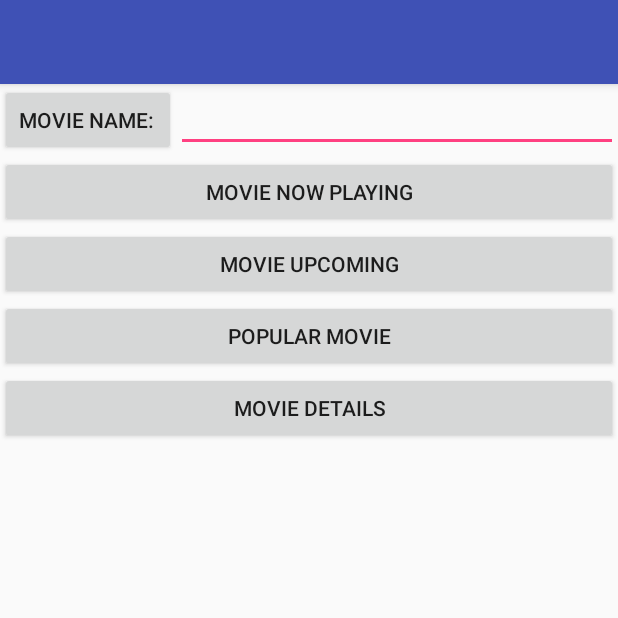
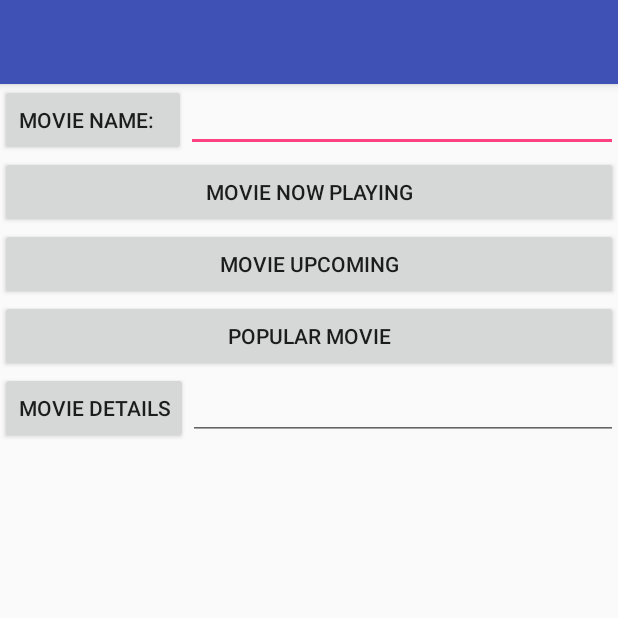
Before and after one commit to ginquelM-G/ISEL, an Android app: the screen it shows after launch (MainActivity), on a phone screen of 412 x 824 dp, the top half of it. Run offline under Robolectric (Android 15) with nearby library versions, the phone set to English and light mode, and no system bars; our stand-ins replace Volley.

Commit message:
Removed(a little) the redundancy

```diff
--- a/TMDb/app/src/main/AndroidManifest.xml
+++ b/TMDb/app/src/main/AndroidManifest.xml
@@ -21,6 +21,7 @@
         </activity>
 
         <activity android:name=".view.ResultsActivity"></activity>
+        <activity android:name=".view.ResultsOfMovieDetails"></activity>
     </application>
 
 </manifest>
--- a/TMDb/app/src/main/java/pt/isel/pdm/tmdb/domain/entities/MovieSearchItem.kt
+++ b/TMDb/app/src/main/java/pt/isel/pdm/tmdb/domain/entities/MovieSearchItem.kt
@@ -3,7 +3,7 @@ package pt.isel.pdm.tmdb.domain.entities
 /**
  * Created by User01 on 22/10/2017.
  */
-class MovieSearchItem(val id: Int, val title: String) {
+class MovieSearchItem(val id: Int, val title: String, val release_date: String) {
 
 
 /**
--- a/TMDb/app/src/main/java/pt/isel/pdm/tmdb/view/MainActivity.kt
+++ b/TMDb/app/src/main/java/pt/isel/pdm/tmdb/view/MainActivity.kt
@@ -29,31 +29,34 @@ class MainActivity : AppCompatActivity() {
     private val dbCLient = TheMovieDbClient()
     private var movieName1: String? = null
     private var edTxt_nomeDoFilme: EditText? = null
+    private var edTxt_idDoFilme: EditText? = null
 
     override fun onCreate(savedInstanceState: Bundle?) {
         super.onCreate(savedInstanceState)
         setContentView(R.layout.activity_main_1)
 
         edTxt_nomeDoFilme = findViewById(R.id.nomeDoFilme) as EditText
-        var bt_searchMovieByName = findViewById(R.id.bt_searchMovieByName) as Button
-        var bt_movieNowPlaying = findViewById(R.id.bt_movieNowPlaying) as Button
-        var bt_movieUpcoming = findViewById(R.id.bt_movieUpcoming) as Button
-        var bt_moviePopular = findViewById(R.id.bt_moviePopular) as Button
+        edTxt_idDoFilme = findViewById(R.id.idDoFilme) as EditText
+        val bt_searchMovieByName = findViewById(R.id.bt_searchMovieByName) as Button
+        val bt_movieNowPlaying = findViewById(R.id.bt_movieNowPlaying) as Button
+        val bt_movieUpcoming = findViewById(R.id.bt_movieUpcoming) as Button
+        val bt_moviePopular = findViewById(R.id.bt_moviePopular) as Button
+        val bt_movieDetails = findViewById(R.id.bt_movieDetails) as Button
 
 
       /*
         bt_searchMovieByName.setOnClickListener {startActivity(Intent(this, ResultsActivity::class.java))  }
       */
-        bt_searchMovieByName.setOnClickListener(getOnClickListener())
-        bt_movieNowPlaying.setOnClickListener(getOnClickListener())
-
-
-
+        bt_searchMovieByName.setOnClickListener(getOnClickListenerToSearchM())
+        bt_movieNowPlaying.setOnClickListener(getOnClickListenerToMovieNP())
+        bt_movieUpcoming.setOnClickListener(getOnClickListenerToUpCommingMovie())
+        bt_moviePopular.setOnClickListener(getOnClickListenerToPopularM())
+        bt_movieDetails.setOnClickListener(getOnClickListenerToDetailsM())
 
     }
 
 
-    private fun getOnClickListener(): View.OnClickListener{
+    private fun getOnClickListenerToSearchM(): View.OnClickListener{
         return View.OnClickListener {
             var intent =  Intent(this, ResultsActivity::class.java)
             intent.putExtra("MOVIE_NAME",  edTxt_nomeDoFilme?.text.toString())
@@ -65,20 +68,50 @@ class MainActivity : AppCompatActivity() {
         }
     }
 
-/**
-    private fun getOnClickListener2():  View.OnClickListener{
 
+    private fun getOnClickListeners(): View.OnClickListener{
         return View.OnClickListener {
-            dbCLient.movieNowPlaying(application, { movieItems ->
-                var adapter = ArrayAdapter(this, android.R.layout.simple_list_item_1, movieItems)
-                listOfItem.adapter = adapter
-                listOfItem.setOnItemClickListener { parent, view, position, ld ->
-                    Toast.makeText(this, movieItems.toString(), Toast.LENGTH_SHORT).show()
-                }
-            })
+
         }
     }
-    */
+
+    private fun getOnClickListenerToMovieNP():  View.OnClickListener {
+        return View.OnClickListener {
+            var intent = Intent(this, ResultsActivity::class.java)
+            intent.putExtra("MOVIE_NOW_PLAYING", "movieNowPlaying")
+            startActivity(intent)
+        }
+    }
+
+
+    private fun getOnClickListenerToUpCommingMovie():  View.OnClickListener {
+        return View.OnClickListener {
+            var intent = Intent(this, ResultsActivity::class.java)
+            intent.putExtra("MOVIE_UPCOMING", "movieUpcoming")
+            startActivity(intent)
+        }
+    }
+
+    private fun getOnClickListenerToPopularM():  View.OnClickListener {
+        System.out.println("POP")
+        return View.OnClickListener {
+            var intent = Intent(this, ResultsActivity::class.java)
+            intent.putExtra("MOVIE_POPULAR", "moviePopular")
+
+            startActivity(intent)
+        }
+    }
+
+    private fun getOnClickListenerToDetailsM():  View.OnClickListener {
+        return View.OnClickListener {
+            var intent = Intent(this, ResultsOfMovieDetails::class.java)
+            intent.putExtra("MOVIE_DETAILS", edTxt_idDoFilme?.text.toString().toInt())
+
+            startActivity(intent)
+            edTxt_idDoFilme?.setText("")
+        }
+    }
+
 
 
 
--- a/TMDb/app/src/main/res/layout/activity_main_1.xml
+++ b/TMDb/app/src/main/res/layout/activity_main_1.xml
@@ -29,8 +29,7 @@
             android:id="@+id/bt_searchMovieByName"
             android:layout_width="wrap_content"
             android:layout_height="wrap_content"
-            android:onClick=""
-            android:text="Movie Name: "
+            android:text="Movie Name:   "
             tools:layout_editor_absoluteX="0dp"
             tools:layout_editor_absoluteY="52dp" />
 
@@ -65,16 +64,36 @@
             android:layout_height="wrap_content"
             android:text="Popular Movie" />
 
+
+    </LinearLayout>
+
+
+    <RelativeLayout
+        android:layout_width="match_parent"
+        android:layout_height="wrap_content"
+        android:orientation="vertical">
+
+
+        <EditText
+            android:id="@+id/idDoFilme"
+            android:layout_width="270dp"
+            android:layout_height="wrap_content"
+            android:layout_alignParentTop="true"
+            android:layout_alignParentRight="true"
+            android:layout_alignParentEnd="true"
+            android:layout_toRightOf="@+id/bt_movieDetails"
+            android:layout_toEndOf="@+id/bt_movieDetails"
+            android:inputType="numberDecimal"
+            android:text=""/>
+
         <Button
-            android:id="@+id/movieDetails"
-            android:layout_width="match_parent"
+            android:id="@+id/bt_movieDetails"
+            android:layout_width="wrap_content"
             android:layout_height="wrap_content"
             android:text="Movie Details" />
 
 
-
-    </LinearLayout>
-
+    </RelativeLayout>
 
     <!--app:layout_constraintBottom_toBottomOf="parent"-->
     <!--app:layout_constraintLeft_toLeftOf="parent"-->
--- a/TMDb/build.gradle
+++ b/TMDb/build.gradle
@@ -6,7 +6,7 @@ buildscript {
         jcenter()
     }
     dependencies {
-        classpath 'com.android.tools.build:gradle:2.3.3'
+        classpath 'com.android.tools.build:gradle:3.0.0'
         classpath "org.jetbrains.kotlin:kotlin-gradle-plugin:$kotlin_version"
 
         // NOTE: Do not place your application dependencies here; they belong
```
Also changed, not shown: TMDb/app/src/main/java/pt/isel/pdm/tmdb/data/TheMovieDbClient.kt (+63 -40 lines), TMDb/app/src/main/java/pt/isel/pdm/tmdb/data/dtos/DTO.kt (+14 -2 lines), TMDb/app/src/main/java/pt/isel/pdm/tmdb/view/ResultsActivity.kt (+28 -8 lines), TMDb/app/src/main/java/pt/isel/pdm/tmdb/view/ResultsOfMovieDetails.kt (added, +34 -0 lines), TMDb/app/src/main/res/layout/movies_details.xml (added, +48 -0 lines), TMDb/app/src/main/res/layout/activity_main_results.xml (renamed from TMDb/app/src/main/res/layout/activity_main.xml), TMDb/gradle/wrapper/gradle-wrapper.properties.
